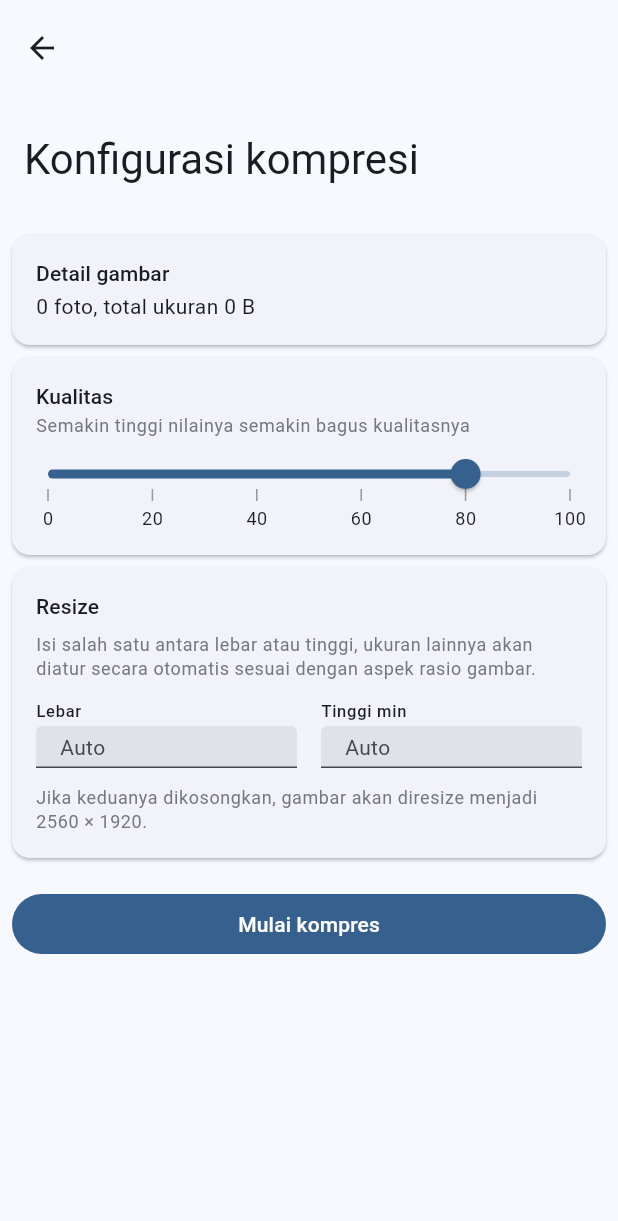
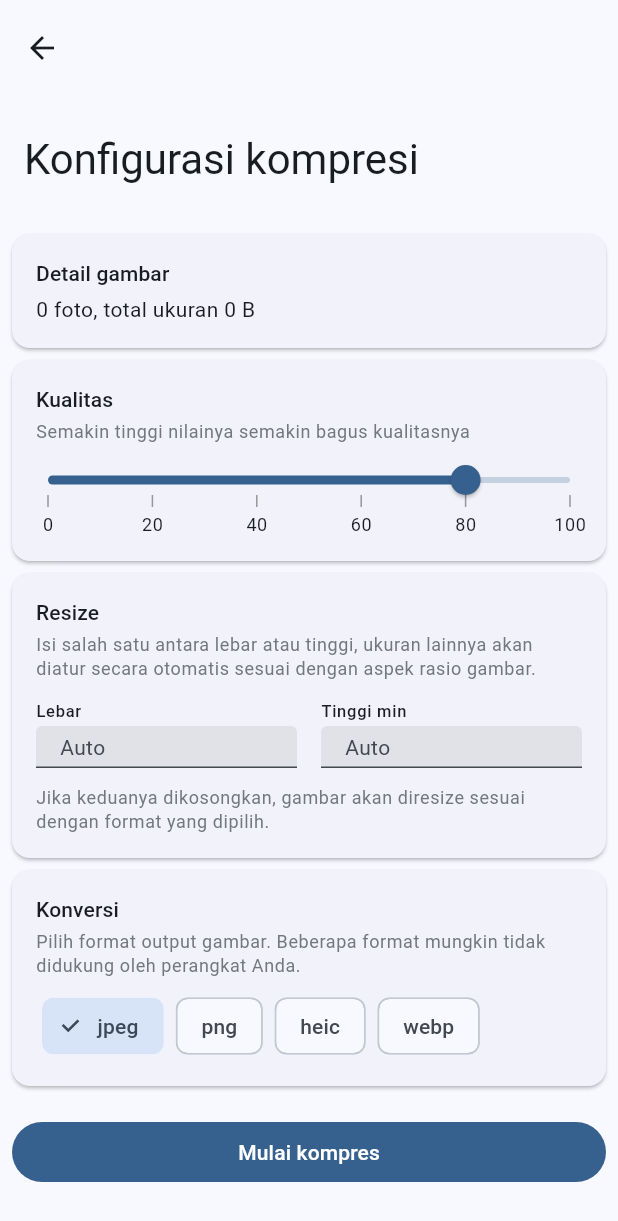
Before and after one commit to azliR/flutter_compress_it, a Flutter app: the ImageCompressorPage screen opened directly with empty values, on a phone screen of 412 x 824 dp. Shown: the top 1221 px of the screen. Run offline on Flutter 3.47's test engine with Material 2 defaults, Android fonts, the phone set to English and light mode, and no system bars; drawn by our look-alikes of syncfusion_flutter_sliders; our stand-ins replace auto_route, fc_native_image_resize, file_picker, flutter_easyloading, flutter_image_compress, just_audio and 3 more; missing offline and left inert: back_button_interceptor, ffmpeg_kit_flutter_audio, folder_file_saver, image_compare_slider, image_size_getter and 2 more; accounts and stored records are empty.

Commit message:
v1.1.0 - Added conversion, add heic support

```diff
--- a/lib/image_compress/image_compressor/view/image_compressor_page.dart
+++ b/lib/image_compress/image_compressor/view/image_compressor_page.dart
@@ -9,6 +9,7 @@ import 'package:compress_it/image_compress/image_compressor/widget/resize_field_
 import 'package:file_picker/file_picker.dart';
 import 'package:flutter/material.dart';
 import 'package:flutter_easyloading/flutter_easyloading.dart';
+import 'package:flutter_image_compress/flutter_image_compress.dart';
 import 'package:image_size_getter/file_input.dart';
 import 'package:image_size_getter/image_size_getter.dart';
 
@@ -28,6 +29,7 @@ class _ImageCompressorPageState extends State<ImageCompressorPage> {
   double _quality = 80;
   int? _minWidth;
   int? _minHeight;
+  var _compressFormat = CompressFormat.jpeg;
 
   @override
   Widget build(BuildContext context) {
@@ -52,7 +54,7 @@ class _ImageCompressorPageState extends State<ImageCompressorPage> {
                   crossAxisAlignment: CrossAxisAlignment.start,
                   children: [
                     Text('Detail gambar', style: textTheme.titleSmall),
-                    const SizedBox(height: 2),
+                    const SizedBox(height: 4),
                     Text(
                       '${widget.files.length} foto, total ukuran ${formatSize(totalSize)}',
                       style: textTheme.bodyMedium,
@@ -74,7 +76,7 @@ class _ImageCompressorPageState extends State<ImageCompressorPage> {
                       padding: const EdgeInsets.symmetric(horizontal: 16),
                       child: Text('Kualitas', style: textTheme.titleSmall),
                     ),
-                    const SizedBox(height: 2),
+                    const SizedBox(height: 4),
                     Padding(
                       padding: const EdgeInsets.symmetric(horizontal: 16),
                       child: Text(
@@ -104,12 +106,48 @@ class _ImageCompressorPageState extends State<ImageCompressorPage> {
                   crossAxisAlignment: CrossAxisAlignment.start,
                   children: [
                     Text('Resize', style: textTheme.titleSmall),
-                    const SizedBox(height: 8),
+                    const SizedBox(height: 4),
                     ResizeField(
                       onChanged: (width, height) {
                         _minWidth = width;
                         _minHeight = height;
                       },
+                    ),
+                  ],
+                ),
+              ),
+            ),
+          ),
+          SliverToBoxAdapter(
+            child: Card(
+              margin: const EdgeInsets.symmetric(vertical: 4, horizontal: 8),
+              child: Padding(
+                padding: const EdgeInsets.all(16),
+                child: Column(
+                  crossAxisAlignment: CrossAxisAlignment.start,
+                  children: [
+                    Text('Konversi', style: textTheme.titleSmall),
+                    const SizedBox(height: 4),
+                    Text(
+                      'Pilih format output gambar. Beberapa format mungkin tidak didukung oleh perangkat Anda.',
+                      style: textTheme.bodySmall?.copyWith(
+                        color: colorScheme.outline,
+                      ),
+                    ),
+                    const SizedBox(height: 8),
+                    Wrap(
+                      children: CompressFormat.values.map((compressFormat) {
+                        return Padding(
+                          padding: const EdgeInsets.symmetric(horizontal: 4),
+                          child: ChoiceChip(
+                            label: Text(compressFormat.name),
+                            selected: _compressFormat == compressFormat,
+                            onSelected: (value) {
+                              setState(() => _compressFormat = compressFormat);
+                            },
+                          ),
+                        );
+                      }).toList(),
                     ),
                   ],
                 ),
@@ -131,6 +169,7 @@ class _ImageCompressorPageState extends State<ImageCompressorPage> {
                     quality: _quality.round(),
                     minWidth: _minWidth,
                     minHeight: _minHeight,
+                    compressFormat: _compressFormat,
                   );
                   await EasyLoading.dismiss();
                   if (failure != null) {
--- a/lib/image_compress/image_compressor/widget/resize_field_widget.dart
+++ b/lib/image_compress/image_compressor/widget/resize_field_widget.dart
@@ -132,7 +132,7 @@ class _ResizeFieldState extends State<ResizeField> {
         ),
         const SizedBox(height: 12),
         Text(
-          'Jika keduanya dikosongkan, gambar akan diresize menjadi 2560 × 1920.',
+          'Jika keduanya dikosongkan, gambar akan diresize sesuai dengan format yang dipilih.',
           style: textTheme.bodySmall?.copyWith(
             color: colorScheme.outline,
           ),
--- a/pubspec.yaml
+++ b/pubspec.yaml
@@ -3,7 +3,7 @@ description: A new Flutter project.
 
 publish_to: 'none'
 
-version: 1.0.0+1
+version: 1.1.0+1
 
 environment:
   sdk: '>=3.0.0 <4.0.0'
@@ -35,6 +35,7 @@ dependencies:
   package_info_plus: ^4.0.2
   url_launcher: ^6.1.11
   shared_preferences: ^2.1.1
+  image_size_getter_heic: ^1.0.1
 
 dev_dependencies:
   flutter_test:
```
Also changed, not shown: lib/image_compress/image_compare/view/image_compare_page.dart (+9 -5 lines), lib/image_compress/image_compressor/repository/image_compressor_repository.dart (+6 -1 lines), lib/image_compress/image_results/view/image_results_page.dart (+4 -4 lines), lib/main.dart (+14 -10 lines), pubspec.lock.
